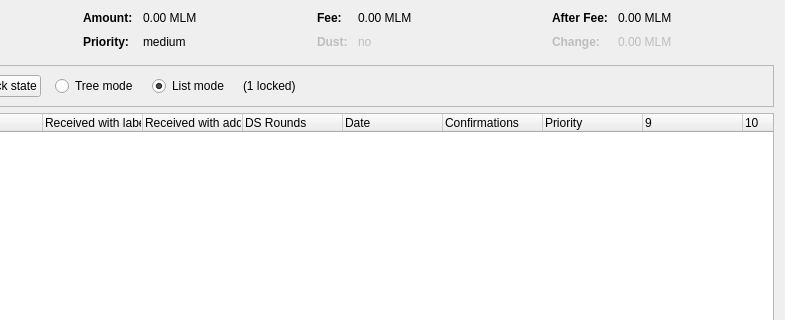
This is src/qt/forms/coincontroldialog.ui in MKTCOIN-PROJECT/mktcoin as Qt 5 draws it before an edit; both pictures show x 169 to 954 and y 0 to 320 of the 954 by 500 pixel window. The edited form follows.
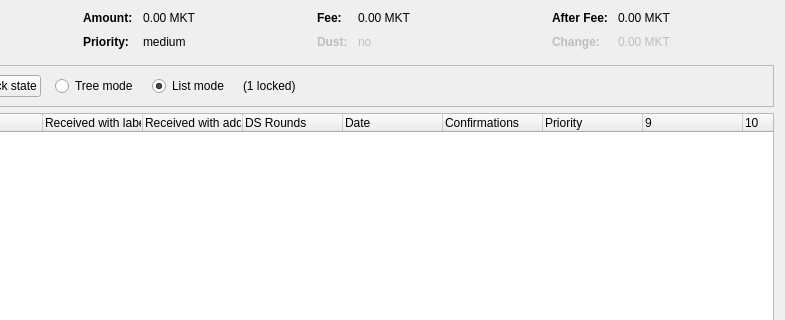
This is the edited form. Custom widgets are drawn as their Qt base class.

Patch:
```diff
--- a/src/qt/forms/coincontroldialog.ui
+++ b/src/qt/forms/coincontroldialog.ui
@@ -132,7 +132,7 @@
           <enum>Qt::ActionsContextMenu</enum>
          </property>
          <property name="text">
-          <string notr="true">0.00 MLM</string>
+          <string notr="true">0.00 MKT</string>
          </property>
          <property name="textInteractionFlags">
           <set>Qt::LinksAccessibleByMouse|Qt::TextSelectableByKeyboard|Qt::TextSelectableByMouse</set>
@@ -206,7 +206,7 @@
           <enum>Qt::ActionsContextMenu</enum>
          </property>
          <property name="text">
-          <string notr="true">0.00 MLM</string>
+          <string notr="true">0.00 MKT</string>
          </property>
          <property name="textInteractionFlags">
           <set>Qt::LinksAccessibleByMouse|Qt::TextSelectableByKeyboard|Qt::TextSelectableByMouse</set>
@@ -286,7 +286,7 @@
           <enum>Qt::ActionsContextMenu</enum>
          </property>
          <property name="text">
-          <string notr="true">0.00 MLM</string>
+          <string notr="true">0.00 MKT</string>
          </property>
          <property name="textInteractionFlags">
           <set>Qt::LinksAccessibleByMouse|Qt::TextSelectableByKeyboard|Qt::TextSelectableByMouse</set>
@@ -321,7 +321,7 @@
           <enum>Qt::ActionsContextMenu</enum>
          </property>
          <property name="text">
-          <string notr="true">0.00 MLM</string>
+          <string notr="true">0.00 MKT</string>
          </property>
          <property name="textInteractionFlags">
           <set>Qt::LinksAccessibleByMouse|Qt::TextSelectableByKeyboard|Qt::TextSelectableByMouse</set>
```
